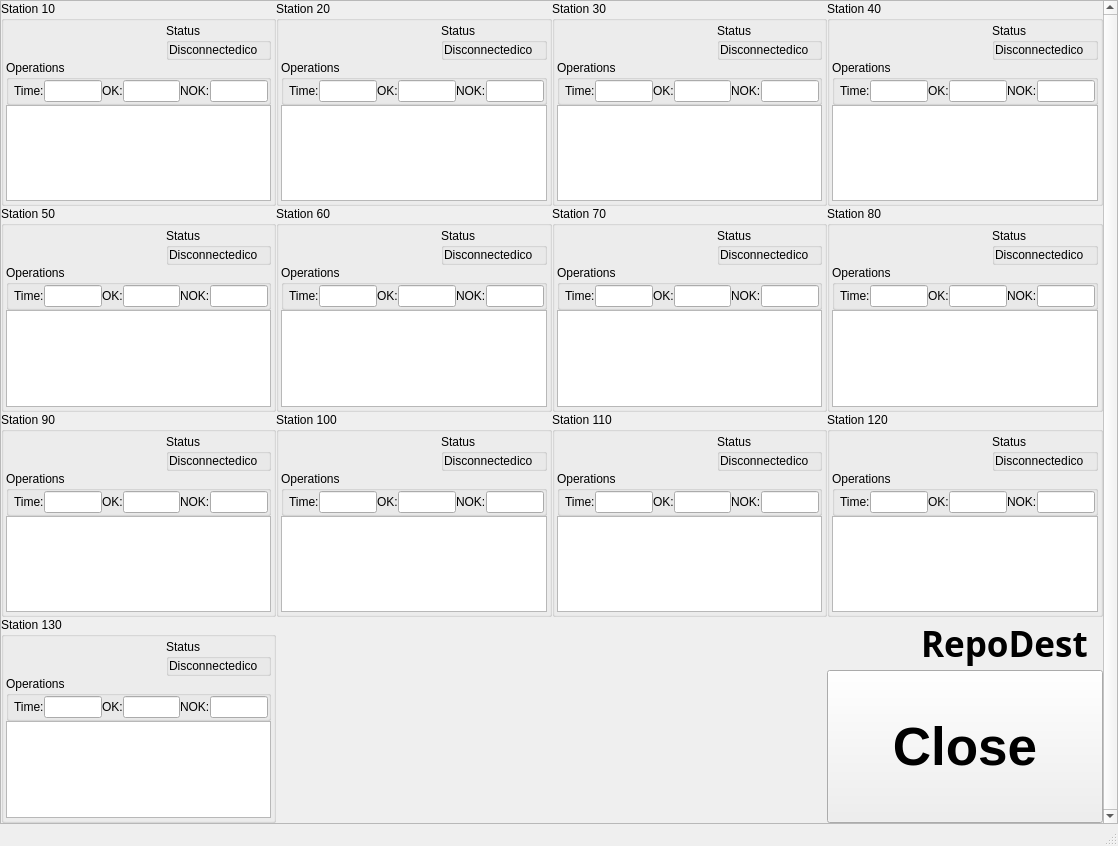
Before: the Qt Designer form RepoDest/mainwindow.ui in azieh/RepoDest, drawn with Qt 5.
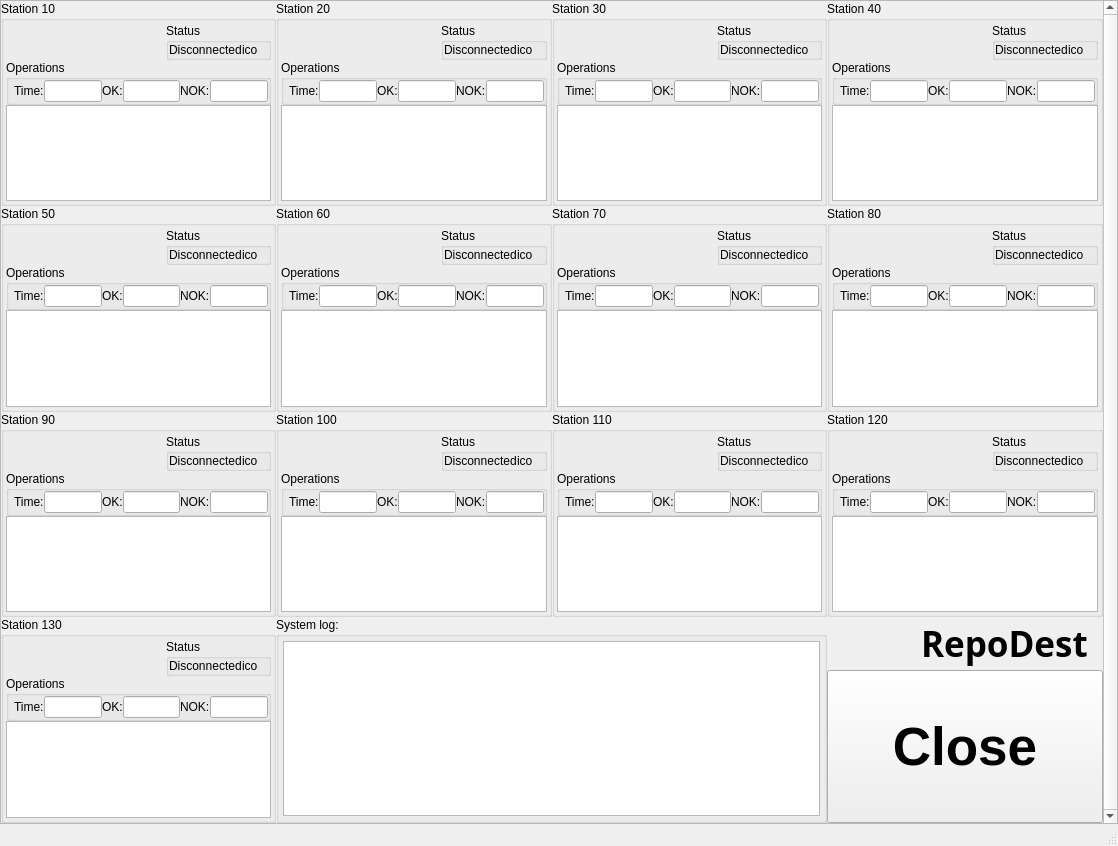
After: the same form once the commit is applied. Icons and pictures are not drawn.

What changed in the file:
```diff
--- a/RepoDest/mainwindow.ui
+++ b/RepoDest/mainwindow.ui
@@ -2591,9 +2591,6 @@
             </layout>
            </widget>
           </item>
-          <item row="3" column="3">
-           <layout class="QVBoxLayout" name="verticalLayout_3"/>
-          </item>
           <item row="3" column="4">
            <layout class="QVBoxLayout" name="verticalLayout_4">
             <property name="spacing">
@@ -2710,6 +2707,34 @@
             </item>
            </layout>
           </item>
+          <item row="3" column="2" colspan="2">
+           <widget class="QGroupBox" name="systemLogBox">
+            <property name="title">
+             <string>System log:</string>
+            </property>
+            <layout class="QGridLayout" name="gridLayout_14">
+             <property name="leftMargin">
+              <number>4</number>
+             </property>
+             <property name="topMargin">
+              <number>4</number>
+             </property>
+             <property name="rightMargin">
+              <number>4</number>
+             </property>
+             <property name="bottomMargin">
+              <number>4</number>
+             </property>
+             <item row="0" column="0">
+              <widget class="QPlainTextEdit" name="plainTextSystemLog">
+               <property name="readOnly">
+                <bool>true</bool>
+               </property>
+              </widget>
+             </item>
+            </layout>
+           </widget>
+          </item>
          </layout>
         </item>
        </layout>
```
